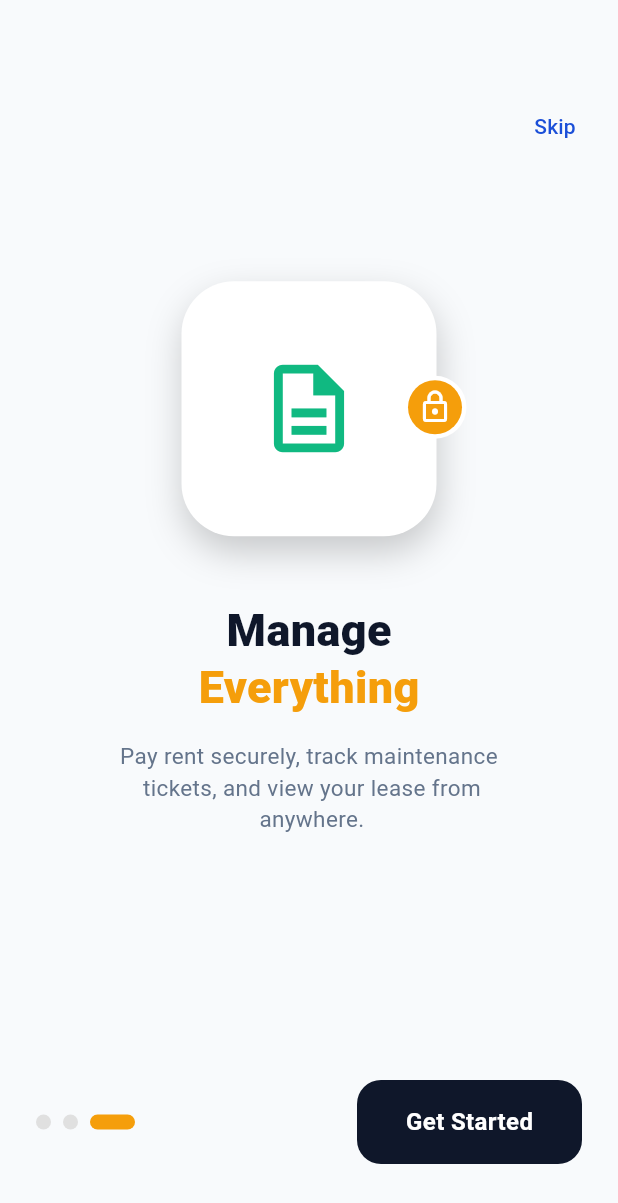
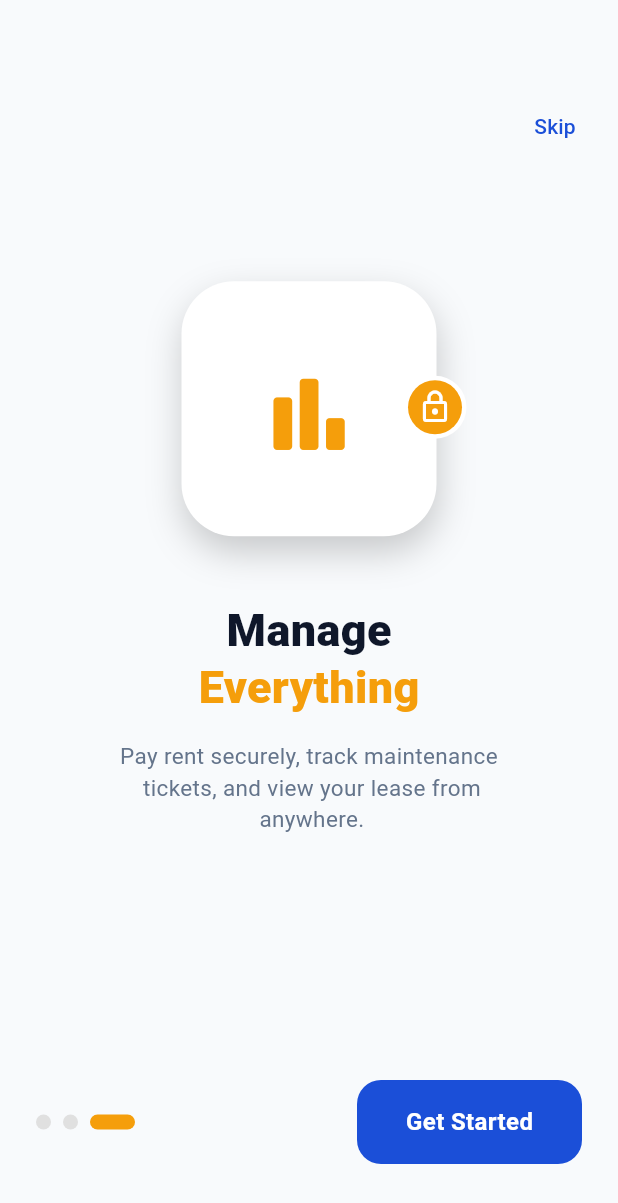
Before and after one commit to jerryfemi/property_management_app, a Flutter app: the screen it shows after launch, swiped to page 3, on a phone screen of 412 x 824 dp. Shown: the top 1203 px of the screen. Run offline on Flutter 3.47's test engine with Material 3 defaults, Android fonts, the phone set to English and light mode, and no system bars; drawn by our look-alikes of smooth_page_indicator; our stand-ins replace cloud_firestore, device_preview, firebase_auth, firebase_core, flutter_animate, flutter_riverpod and 7 more; missing offline and left inert: cupertino_native; accounts and stored records are empty.

Commit message:
little refactors for better ui

```diff
--- a/lib/core/theme/app_colors.dart
+++ b/lib/core/theme/app_colors.dart
@@ -39,9 +39,9 @@ class AppColorsDark {
 	static const warningLight = Color(0xFF78350F);
 
 	// Neutrals
-	static const background = Color(0xFF0B1220); // app background
-	static const surface = Color(0xFF111827); // cards, modals
+	static const background = Color(0xFF09090B); // app background
+	static const surface = Color(0xFF171717); // cards, modals
 	static const dark = Color(0xFFE5E7EB); // primary text
 	static const muted = Color(0xFF94A3B8); // secondary text
-	static const border = Color(0xFF1F2937); // dividers, outlines
+	static const border = Color(0xFF262626); // dividers, outlines
 }
--- a/lib/core/theme/app_theme.dart
+++ b/lib/core/theme/app_theme.dart
@@ -1,4 +1,5 @@
 import 'package:flutter/material.dart';
+import 'package:flutter/services.dart';
 import 'package:google_fonts/google_fonts.dart';
 
 import 'app_colors.dart';
@@ -30,6 +31,13 @@ class AppTheme {
         backgroundColor: AppColorsLight.surface,
         foregroundColor: AppColorsLight.dark,
         elevation: 0,
+        systemOverlayStyle: SystemUiOverlayStyle(
+          statusBarColor: Colors.transparent,
+          statusBarIconBrightness: Brightness.dark,
+          statusBarBrightness: Brightness.light,
+          systemNavigationBarColor: AppColorsLight.background,
+          systemNavigationBarIconBrightness: Brightness.dark,
+        ),
       ),
       navigationBarTheme: NavigationBarThemeData(
         indicatorColor: AppColorsLight.primaryLight,
@@ -101,6 +109,13 @@ class AppTheme {
         backgroundColor: AppColorsDark.surface,
         foregroundColor: AppColorsDark.dark,
         elevation: 0,
+        systemOverlayStyle: SystemUiOverlayStyle(
+          statusBarColor: Colors.transparent,
+          statusBarIconBrightness: Brightness.light,
+          statusBarBrightness: Brightness.dark,
+          systemNavigationBarColor: AppColorsDark.background,
+          systemNavigationBarIconBrightness: Brightness.light,
+        ),
       ),
       navigationBarTheme: NavigationBarThemeData(
         indicatorColor: AppColorsDark.primaryLight,
--- a/lib/features/auth/ui/onboarding_page_3.dart
+++ b/lib/features/auth/ui/onboarding_page_3.dart
@@ -1,4 +1,6 @@
+import 'package:flutter/cupertino.dart';
 import 'package:flutter/material.dart';
+import 'package:hugeicons/hugeicons.dart';
 import 'package:pro_app/core/theme/app_theme.dart';
 
 class OnboardingPage3 extends StatelessWidget {
@@ -31,9 +33,9 @@ class OnboardingPage3 extends StatelessWidget {
                   ],
                 ),
                 child: Icon(
-                  Icons.description_outlined,
-                  color: Theme.of(context).colorScheme.secondary,
+                  CupertinoIcons.chart_bar_alt_fill,
                   size: 70,
+                  color: context.appColors.warning,
                 ),
               ),
 
--- a/lib/features/auth/ui/onboarding_screen.dart
+++ b/lib/features/auth/ui/onboarding_screen.dart
@@ -1,4 +1,5 @@
 import 'package:flutter/material.dart';
+import 'package:flutter/services.dart';
 import 'package:flutter_riverpod/flutter_riverpod.dart';
 import 'package:go_router/go_router.dart';
 import 'package:pro_app/core/router/onboarding_provider.dart';
@@ -57,8 +58,17 @@ class _OnboardingScreenState extends ConsumerState<OnboardingScreen> {
     final isLast = currentPage == _pages.length - 1;
     final accentColor = _pageAccentColors[currentPage];
 
-    return Scaffold(
-      body: Stack(
+    final isDark = Theme.of(context).brightness == Brightness.dark;
+
+    return AnnotatedRegion<SystemUiOverlayStyle>(
+      value: SystemUiOverlayStyle(
+        statusBarColor: Colors.transparent,
+        statusBarIconBrightness: isDark ? Brightness.light : Brightness.dark,
+        systemNavigationBarColor: Theme.of(context).scaffoldBackgroundColor,
+        systemNavigationBarIconBrightness: isDark ? Brightness.light : Brightness.dark,
+      ),
+      child: Scaffold(
+        body: Stack(
         children: [
           PageView.builder(
             controller: _controller,
@@ -104,17 +114,19 @@ class _OnboardingScreenState extends ConsumerState<OnboardingScreen> {
                 GestureDetector(
                   onTap: isLast ? _finish : _next,
                   child: AnimatedContainer(
-                    duration: const Duration(milliseconds: 400),
-                    curve: Curves.easeInOut,
+                    duration: const Duration(milliseconds: 300),
+                    curve: Curves.easeOutCubic,
                     height: 56,
                     width: isLast ? 150 : 56,
                     decoration: BoxDecoration(
-                      color: Theme.of(context).colorScheme.onSurface,
+                      color: isLast
+                          ? Theme.of(context).colorScheme.primary
+                          : Theme.of(context).colorScheme.onSurface,
                       borderRadius: BorderRadius.circular(isLast ? 16 : 28),
                     ),
                     child: Center(
                       child: AnimatedSwitcher(
-                        duration: const Duration(milliseconds: 300),
+                        duration: const Duration(milliseconds: 100),
                         child: isLast
                             ? const Text(
                                 'Get Started',
@@ -125,10 +137,10 @@ class _OnboardingScreenState extends ConsumerState<OnboardingScreen> {
                                   fontSize: 16,
                                 ),
                               )
-                            : const Icon(
+                            : Icon(
                                 Icons.chevron_right,
-                                key: ValueKey('chevron'),
-                                color: Colors.white,
+                                key: const ValueKey('chevron'),
+                                color: Theme.of(context).colorScheme.surface,
                                 size: 28,
                               ),
                       ),
@@ -138,7 +150,8 @@ class _OnboardingScreenState extends ConsumerState<OnboardingScreen> {
               ],
             ),
           ),
-        ],
+          ],
+        ),
       ),
     );
   }
--- a/lib/main.dart
+++ b/lib/main.dart
@@ -28,7 +28,7 @@ class MyApp extends ConsumerWidget {
     final router = ref.watch(routerProvider);
 
     return MaterialApp.router(
-      title: 'PropApp',
+      title: 'PropApp',debugShowCheckedModeBanner: false,
       theme: AppTheme.light(),
       darkTheme: AppTheme.dark(),
       themeMode: ThemeMode.light,
```
